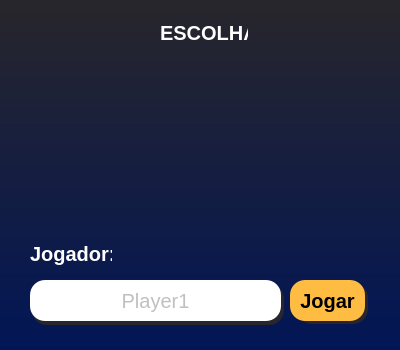
Above: Escolha.ui from PabloBezerra/Primeiro-game before the change. Below: the same form after it.
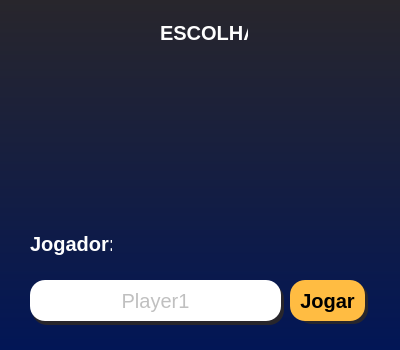
That is the form after the change.

```diff
--- a/Escolha.ui
+++ b/Escolha.ui
@@ -23,7 +23,7 @@
     <property name="geometry">
      <rect>
       <x>50</x>
-      <y>90</y>
+      <y>60</y>
       <width>131</width>
       <height>141</height>
      </rect>
@@ -40,7 +40,7 @@
     <property name="geometry">
      <rect>
       <x>220</x>
-      <y>90</y>
+      <y>60</y>
       <width>131</width>
       <height>141</height>
      </rect>
@@ -144,7 +144,7 @@
     <property name="geometry">
      <rect>
       <x>30</x>
-      <y>240</y>
+      <y>230</y>
       <width>82</width>
       <height>27</height>
      </rect>
```
